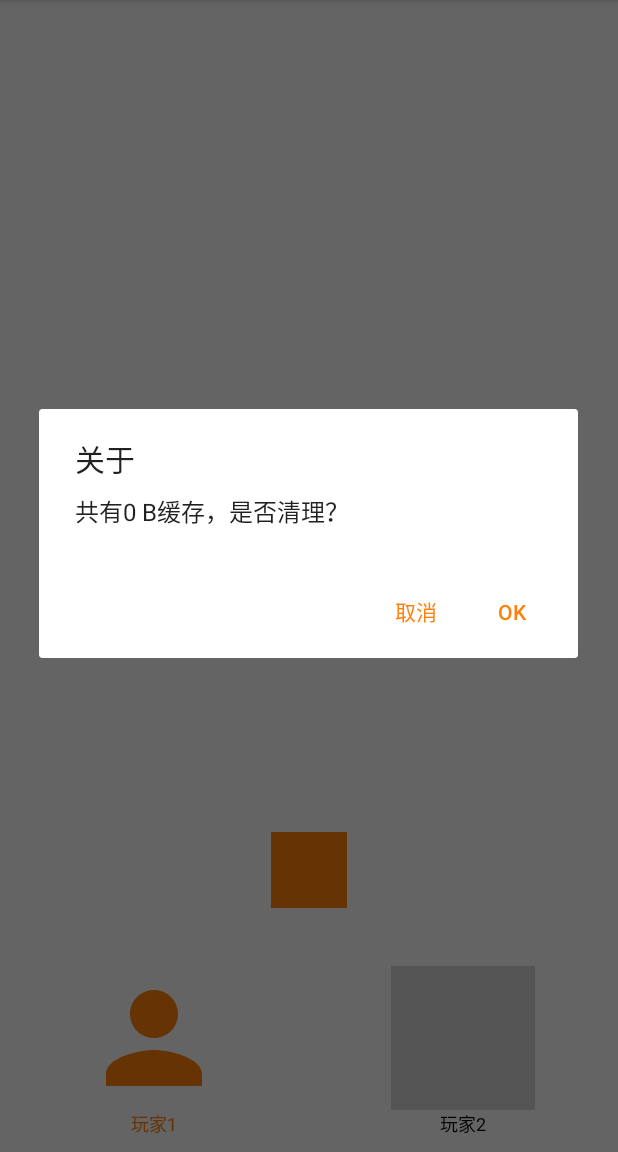
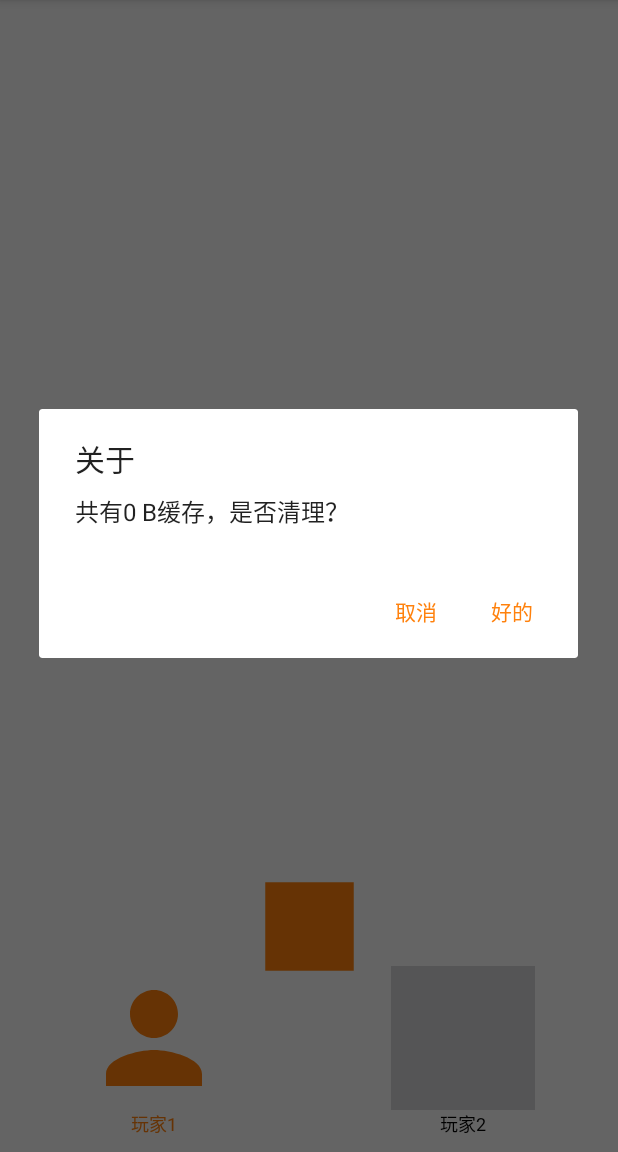
Before and after one commit to rianlu/ReversalChallenge, an Android app: the screen it shows after launch (MainActivity), in the options menu, after a tap on "清理缓存", on a phone screen of 412 x 824 dp, the part 84-1236 px from its top. Run offline under Robolectric (Android 15) with nearby library versions, the phone set to English and light mode, and no system bars; our stand-ins replace data binding; libraries missing offline, so code that uses them is left out: io.microshow.rxffmpeg.

Commit message:
添加AudioRecord的实现，改善音质

```diff
--- a/app/src/main/java/com/wzl/reversalchallenge/RecordFragment.kt
+++ b/app/src/main/java/com/wzl/reversalchallenge/RecordFragment.kt
@@ -2,7 +2,6 @@ package com.wzl.reversalchallenge
 
 
 import android.app.AlertDialog
-import android.content.DialogInterface
 import android.os.AsyncTask
 import android.os.Bundle
 import android.view.LayoutInflater
@@ -12,14 +11,18 @@ import android.widget.Toast
 import androidx.databinding.DataBindingUtil
 import androidx.fragment.app.Fragment
 import com.wzl.reversalchallenge.databinding.FragmentRecordBinding
-import com.wzl.reversalchallenge.utils.MediaUtil
+import com.wzl.reversalchallenge.utils.AudioRecordUtil
+import com.wzl.reversalchallenge.utils.IRecorder
+import com.wzl.reversalchallenge.utils.MediaPlayerUtil
+import com.wzl.reversalchallenge.utils.MediaRecorderUtil
 
 /**
  * A simple [Fragment] subclass.
  */
 class RecordFragment : Fragment(), View.OnClickListener {
 
-    private lateinit var mediaUtil: MediaUtil
+    public lateinit var recorder: IRecorder
+    public lateinit var mediaPlayer: MediaPlayerUtil
     private var isRecording: Boolean = false
     private var clickCount: Int = 0
     private var smallNum: Int = 0
@@ -62,7 +65,8 @@ class RecordFragment : Fragment(), View.OnClickListener {
 
     override fun onActivityCreated(savedInstanceState: Bundle?) {
         super.onActivityCreated(savedInstanceState)
-        mediaUtil = MediaUtil(requireActivity())
+        recorder = AudioRecordUtil(requireActivity())
+        mediaPlayer = MediaPlayerUtil()
         initView()
     }
 
@@ -72,33 +76,31 @@ class RecordFragment : Fragment(), View.OnClickListener {
             R.id.start_stop_record -> {
                 if (!isRecording) {
                     Toast.makeText(requireActivity(), R.string.image_hint_start_record, Toast.LENGTH_SHORT).show()
-                    mediaUtil.startRecord()
+                    recorder.startRecord()
                     isRecording = true
                     binding.commonView.startStopRecord.background = resources.getDrawable(R.drawable.stop_record_icon, null)
                 } else {
                     Toast.makeText(requireActivity(), R.string.image_hint_stop_record, Toast.LENGTH_SHORT).show()
-                    mediaUtil.stopRecord()
+                    recorder.stopRecord()
                     isRecording = false
                     binding.commonView.startStopRecord.background = resources.getDrawable(R.drawable.start_record_icon, null)
-                    binding.commonView.startStopRecord.visibility = View.GONE
-                    binding.commonView.playOriginVoice.visibility = View.VISIBLE
-                    binding.commonView.playReverseVoice.visibility = View.VISIBLE
-                    binding.commonView.backToRecord.visibility = View.VISIBLE
+                    showOrHideUI()
                 }
             }
             R.id.play_origin_voice -> {
-                Toast.makeText(requireActivity(), R.string.image_hint_play_origin_voice, Toast.LENGTH_SHORT).show()
-                mediaUtil.playOriginVoice()
+                if (!mediaPlayer.checkPlaying()) {
+                    Toast.makeText(requireActivity(), R.string.image_hint_play_origin_voice, Toast.LENGTH_SHORT).show()
+                    mediaPlayer.playOrigin(recorder.getOriginPath())
+                }
             }
             R.id.play_reverse_voice -> {
-                Toast.makeText(requireActivity(), R.string.image_hint_play_voice, Toast.LENGTH_SHORT).show()
-                mediaUtil.playReverseVoice()
+                if (!mediaPlayer.checkPlaying()) {
+                    Toast.makeText(requireActivity(), R.string.image_hint_play_voice, Toast.LENGTH_SHORT).show()
+                    mediaPlayer.playReverse(recorder.getReversePath())
+                }
             }
             R.id.back_to_record -> {
-                binding.commonView.startStopRecord.visibility = View.VISIBLE
-                binding.commonView.playOriginVoice.visibility = View.GONE
-                binding.commonView.playReverseVoice.visibility = View.GONE
-                binding.commonView.backToRecord.visibility = View.GONE
+                showOrHideUI()
             }
             R.id.text_hint_message -> {
                 binding.commonView.textHintMessage.text = resources.getString(R.string.text_hint_message_clicked)
@@ -147,4 +149,27 @@ class RecordFragment : Fragment(), View.OnClickListener {
         binding.commonView.textHintNum.setOnClickListener(this)
         binding.commonView.imageView.setOnClickListener(this)
     }
+
+    private fun showOrHideUI() {
+        if (binding.commonView.startStopRecord.visibility == View.VISIBLE) {
+            binding.commonView.startStopRecord.visibility = View.GONE
+        } else {
+            binding.commonView.startStopRecord.visibility = View.VISIBLE
+        }
+        if (binding.commonView.playOriginVoice.visibility == View.VISIBLE) {
+            binding.commonView.playOriginVoice.visibility = View.GONE
+        } else {
+            binding.commonView.playOriginVoice.visibility = View.VISIBLE
+        }
+        if (binding.commonView.playReverseVoice.visibility == View.VISIBLE) {
+            binding.commonView.playReverseVoice.visibility = View.GONE
+        } else {
+            binding.commonView.playReverseVoice.visibility = View.VISIBLE
+        }
+        if (binding.commonView.backToRecord.visibility == View.VISIBLE) {
+            binding.commonView.backToRecord.visibility = View.GONE
+        } else {
+            binding.commonView.backToRecord.visibility = View.VISIBLE
+        }
+    }
 }
--- /dev/null
+++ b/app/src/main/java/com/wzl/reversalchallenge/utils/AudioRecordUtil.kt
@@ -0,0 +1,139 @@
+package com.wzl.reversalchallenge.utils
+
+import android.content.Context
+import android.media.AudioFormat
+import android.media.AudioRecord
+import android.media.MediaRecorder
+import io.microshow.rxffmpeg.RxFFmpegInvoke
+import io.microshow.rxffmpeg.RxFFmpegSubscriber
+import java.io.File
+import java.io.FileNotFoundException
+import java.io.FileOutputStream
+import java.io.IOException
+import java.text.SimpleDateFormat
+import java.util.*
+
+
+/**
+ * Created by 24694
+ * on 2020/2/8 13:33
+ */
+
+/**
+ * 参考该博客 https://www.jianshu.com/p/90c4071c7768
+ */
+class AudioRecordUtil(context: Context) : IRecorder {
+
+    // 音频源：音频输入-麦克风
+    private val AUDIO_INPUT = MediaRecorder.AudioSource.MIC
+    // 采样率
+    // 44100是目前的标准，但是某些设备仍然支持22050，16000，11025
+    // 采样频率一般共分为22.05KHz、44.1KHz、48KHz三个等级
+    private val AUDIO_SAMPLE_RATE = 16000
+    // 音频通道 单声道
+    private val AUDIO_CHANNEL: Int = AudioFormat.CHANNEL_IN_MONO
+    // 音频格式：PCM编码
+    private val AUDIO_ENCODING: Int = AudioFormat.ENCODING_PCM_16BIT
+    // 缓冲区大小：缓冲区字节大小
+    private var bufferSizeInBytes = 0
+    // 录音对象
+    private var audioRecord: AudioRecord? = null
+    private var isRecording = false
+    private val path: String = context.externalCacheDir?.absolutePath + "/"
+    private lateinit var pcmPath: String
+    private lateinit var mp3Path: String
+    private lateinit var currentDate: String
+    private lateinit var originPath: String
+    private lateinit var reversePath: String
+
+    init {
+        // 获得缓冲区字节大小
+        bufferSizeInBytes = AudioRecord.getMinBufferSize(AUDIO_SAMPLE_RATE,
+                AUDIO_CHANNEL, AUDIO_ENCODING)
+        audioRecord = AudioRecord(AUDIO_INPUT, AUDIO_SAMPLE_RATE, AUDIO_CHANNEL, AUDIO_ENCODING, bufferSizeInBytes)
+    }
+
+
+    override fun startRecord() {
+        audioRecord?.startRecording()
+        isRecording = true
+        val dateFormat = SimpleDateFormat("yyyyMMddHHmmss", Locale.CHINA)
+        val date: Date = Calendar.getInstance().time
+        currentDate = dateFormat.format(date)
+        pcmPath = "$path$currentDate.pcm"
+        Thread(Runnable { writeAudioData(pcmPath) }).start()
+    }
+
+    override fun stopRecord() {
+        isRecording = false
+        audioRecord?.stop()
+        mp3Path = "$path$currentDate.mp3"
+        pcmToMp3()
+    }
+
+    override fun release() {
+        audioRecord?.release()
+    }
+
+    override fun getOriginPath() : String {
+        return originPath
+    }
+
+    override fun getReversePath() : String {
+        return reversePath
+    }
+
+    private fun writeAudioData(fileName: String) {
+        // new一个byte数组用来存一些字节数据，大小为缓冲区大小
+        val audiodata = ByteArray(bufferSizeInBytes)
+
+        var fos: FileOutputStream? = null
+        var readsize = 0
+        val file = File(fileName)
+        try {
+            fos = FileOutputStream(file) // 建立一个可存取字节的文件
+        } catch (e: FileNotFoundException) {
+            e.printStackTrace()
+        }
+        while (isRecording) {
+            readsize = audioRecord!!.read(audiodata, 0, bufferSizeInBytes)
+            if (AudioRecord.ERROR_INVALID_OPERATION != readsize) {
+                try {
+                    fos?.write(audiodata)
+                } catch (e: IOException) {
+                    e.printStackTrace()
+                }
+            }
+        }
+        try {
+            fos?.close() // 关闭写入流
+        } catch (e: IOException) {
+            e.printStackTrace()
+        }
+    }
+
+    private fun pcmToMp3() {
+        val text = "ffmpeg -y -f s16be -ac 1 -ar 16000 -acodec pcm_s16le -i $pcmPath $mp3Path"
+        val commands: Array<String> = text.split(" ").toTypedArray()
+
+        RxFFmpegInvoke.getInstance().runCommandRxJava(commands).subscribe(object : RxFFmpegSubscriber() {
+            override fun onFinish() {
+                originPath = mp3Path
+                reversePath = "$path${currentDate}_reverse.mp3"
+                MediaUtil.reverseAudio(originPath, reversePath)
+            }
+
+            override fun onProgress(progress: Int, progressTime: Long) {
+
+            }
+
+            override fun onCancel() {
+
+            }
+
+            override fun onError(message: String) {
+
+            }
+        })
+    }
+}
--- /dev/null
+++ b/app/src/main/java/com/wzl/reversalchallenge/utils/IRecorder.kt
@@ -0,0 +1,18 @@
+package com.wzl.reversalchallenge.utils
+
+/**
+ * Created by 24694
+ * on 2020/2/8 14:34
+ */
+interface IRecorder {
+
+    fun startRecord()
+
+    fun stopRecord()
+
+    fun release()
+
+    fun getOriginPath() : String
+
+    fun getReversePath() : String
+}
--- a/app/src/main/java/com/wzl/reversalchallenge/utils/MediaUtil.kt
+++ b/app/src/main/java/com/wzl/reversalchallenge/utils/MediaUtil.kt
@@ -1,134 +1,20 @@
 package com.wzl.reversalchallenge.utils
-
-import android.content.Context
-import android.media.MediaPlayer
-import android.media.MediaRecorder
-
-import java.io.IOException
-import java.text.SimpleDateFormat
-import java.util.Calendar
-import java.util.Date
-import java.util.Locale
 
 import io.microshow.rxffmpeg.RxFFmpegInvoke
 import io.microshow.rxffmpeg.RxFFmpegSubscriber
 
-public class MediaUtil(mContext: Context) {
+/**
+ * Created by 24694
+ * on 2020/2/8 16:03
+ */
+class MediaUtil {
 
-    private var recorder: MediaRecorder? = null
-    private var player: MediaPlayer? = null
-    private val path: String = mContext.externalCacheDir?.absolutePath + "/"
-    private lateinit var fileName: String
-    private lateinit var newFileName: String
-    private lateinit var currentDate: Date
-    private lateinit var dateFormat: SimpleDateFormat
-
-    // 开始录音
-    fun startRecord() {
-
-        // 以时间作为录音文件名
-        dateFormat = SimpleDateFormat("yyyyMMddHHmmss", Locale.CHINA)
-        currentDate = Calendar.getInstance().time
-        fileName = dateFormat.format(currentDate) + ".mp3"
-        recorder = MediaRecorder()
-        // 设置音频源为麦克风
-        recorder!!.setAudioSource(MediaRecorder.AudioSource.MIC)
-        // 设置媒体输出格式
-        recorder!!.setOutputFormat(MediaRecorder.OutputFormat.THREE_GPP)
-        // 设置媒体输出路径
-        recorder!!.setOutputFile(path + fileName)
-        // 设置媒体编码格式
-        recorder!!.setAudioEncoder(MediaRecorder.AudioEncoder.AMR_NB)
-        try {
-            recorder!!.prepare()
-        } catch (e: IOException) {
-            e.printStackTrace()
-        }
-        recorder!!.start()
-    }
-
-    // 停止录音
-    fun stopRecord() {
-
-        recorder!!.stop()
-        recorder!!.release()
-        recorder = null
-        // 生成倒放音频文件
-        // 为了区分源文件，添加_reverse后缀
-        newFileName = dateFormat.format(currentDate) + "_reverse.mp3"
-        reverseAudio(fileName, newFileName)
-    }
-
-    fun isPlaying() {
-        recorder
-    }
-
-    // 开始播放音频
-    fun startPlay() {
-
-        player = MediaPlayer()
-        try {
-            if (!player!!.isPlaying) {
-                player!!.setDataSource(path + newFileName)
-                player!!.prepare()
-                player!!.start()
-            }
-        } catch (e: IOException) {
-            e.printStackTrace()
-        }
-    }
-
-    fun playOriginVoice() {
-        player = MediaPlayer()
-        try {
-            if (!player!!.isPlaying) {
-                player!!.setDataSource(path + fileName)
-                player!!.prepare()
-                player!!.start()
-            }
-        } catch (e: IOException) {
-            e.printStackTrace()
-        }
-    }
-
-    fun playReverseVoice() {
-        player = MediaPlayer()
-        try {
-            if (!player!!.isPlaying) {
-                player!!.setDataSource(path + newFileName)
-                player!!.prepare()
-                player!!.start()
-            }
-        } catch (e: IOException) {
-            e.printStackTrace()
-        }
-    }
-
-    // 停止播放
-    fun stopPlay() {
-        player?.stop()
-        player?.release()
-        player = null
-    }
-
-    // 释放资源，可在onStop()中调用
-    fun closeAll() {
-        if (recorder != null) {
-            recorder!!.release()
-            recorder = null
-        }
-        if (player != null) {
-            player!!.release()
-            player = null
-        }
-    }
-
+    companion object {
         // 音频反转
-    private fun reverseAudio(fileName: String?, newFileName: String?) {
+        fun reverseAudio(originPath: String?, reversePath: String?) {
             // 这里拼接要注意空格
-        val text = "ffmpeg -i $path$fileName -vf reverse -af areverse -preset superfast $path$newFileName"
+            val text = "ffmpeg -i $originPath -vf reverse -af areverse -preset superfast $reversePath"
             val commands: Array<String> = text.split(" ").toTypedArray()
-
             RxFFmpegInvoke.getInstance().runCommandRxJava(commands).subscribe(object : RxFFmpegSubscriber() {
                 override fun onFinish() {
 
@@ -148,3 +34,4 @@ public class MediaUtil(mContext: Context) {
             })
         }
     }
+}
--- a/app/src/main/res/layout/comon_record_play_item.xml
+++ b/app/src/main/res/layout/comon_record_play_item.xml
@@ -17,78 +17,82 @@
             android:layout_width="wrap_content"
             android:layout_height="wrap_content"
             android:orientation="horizontal"
-            app:layout_constraintGuide_percent="0.5" />
+            app:layout_constraintGuide_percent="0.7" />
 
         <ImageButton
             android:id="@+id/start_stop_record"
             android:layout_width="0dp"
             android:layout_height="0dp"
-            android:layout_marginStart="32dp"
-            android:layout_marginEnd="32dp"
+            android:layout_marginStart="16dp"
+            android:layout_marginTop="16dp"
+            android:layout_marginEnd="16dp"
+            android:layout_marginBottom="16dp"
             android:background="@drawable/start_record_icon"
-            app:layout_constraintBottom_toBottomOf="parent"
+            android:contentDescription="@string/image_hint_start_record"
+            android:visibility="visible"
+            app:layout_constraintBottom_toTopOf="@+id/guideline4"
             app:layout_constraintDimensionRatio="1:1"
-            app:layout_constraintEnd_toStartOf="@+id/guideline3"
-            app:layout_constraintStart_toStartOf="@+id/guideline2"
-            app:layout_constraintTop_toTopOf="@+id/guideline"
-            android:contentDescription="@string/image_hint_start_record" />
+            app:layout_constraintEnd_toStartOf="@+id/guideline7"
+            app:layout_constraintStart_toStartOf="@+id/guideline6"
+            app:layout_constraintTop_toTopOf="@+id/guideline" />
 
         <androidx.constraintlayout.widget.Guideline
             android:id="@+id/guideline2"
             android:layout_width="wrap_content"
             android:layout_height="wrap_content"
             android:orientation="vertical"
-            app:layout_constraintGuide_percent="0.3" />
+            app:layout_constraintGuide_percent="0.25" />
 
         <androidx.constraintlayout.widget.Guideline
             android:id="@+id/guideline3"
             android:layout_width="wrap_content"
             android:layout_height="wrap_content"
             android:orientation="vertical"
-            app:layout_constraintGuide_percent="0.7" />
+            app:layout_constraintGuide_percent="0.75" />
 
         <ImageButton
             android:id="@+id/back_to_record"
             android:layout_width="0dp"
             android:layout_height="0dp"
-            android:layout_marginStart="32dp"
-            android:layout_marginEnd="32dp"
+            android:layout_marginStart="24dp"
+            android:layout_marginEnd="24dp"
             android:background="@drawable/back_to_record_icon"
 
+            android:contentDescription="@string/image_hint_back"
             android:visibility="gone"
             app:layout_constraintBottom_toTopOf="@+id/guideline4"
             app:layout_constraintDimensionRatio="1:1"
             app:layout_constraintEnd_toEndOf="parent"
             app:layout_constraintStart_toStartOf="@+id/guideline3"
             app:layout_constraintTop_toTopOf="@+id/guideline"
-            app:layout_constraintVertical_bias="1.0"
-            android:contentDescription="@string/image_hint_back" />
+            app:layout_constraintVertical_bias="0.5" />
 
         <ImageButton
             android:id="@+id/play_reverse_voice"
             android:layout_width="0dp"
             android:layout_height="0dp"
             android:layout_marginStart="32dp"
+
             android:layout_marginEnd="32dp"
             android:background="@drawable/start_play_icon"
-
+            android:contentDescription="@string/image_hint_play_voice"
             android:visibility="gone"
             app:layout_constraintBottom_toTopOf="@+id/guideline4"
             app:layout_constraintDimensionRatio="1:1"
-            app:layout_constraintEnd_toStartOf="@+id/guideline3"
-            app:layout_constraintStart_toStartOf="@+id/guideline2"
+            app:layout_constraintEnd_toStartOf="@+id/guideline7"
+            app:layout_constraintStart_toStartOf="@+id/guideline6"
             app:layout_constraintTop_toTopOf="@+id/guideline"
-            app:layout_constraintVertical_bias="1.0"
-            android:contentDescription="@string/image_hint_play_voice" />
+            app:layout_constraintVertical_bias="0.5" />
 
         <ImageButton
             android:id="@+id/play_origin_voice"
             android:layout_width="0dp"
             android:layout_height="0dp"
-            android:layout_marginStart="32dp"
-            android:layout_marginEnd="32dp"
+            android:layout_marginStart="24dp"
+            android:layout_marginEnd="24dp"
             android:background="@drawable/play_origin_icon"
 
+            android:contentDescription="@string/image_hint_play_origin_voice"
             android:visibility="gone"
             app:layout_constraintBottom_toTopOf="@+id/guideline4"
             app:layout_constraintDimensionRatio="1:1"
@@ -96,15 +100,14 @@
             app:layout_constraintHorizontal_bias="0.0"
             app:layout_constraintStart_toStartOf="parent"
             app:layout_constraintTop_toTopOf="@+id/guideline"
-            app:layout_constraintVertical_bias="1.0"
-            android:contentDescription="@string/image_hint_play_origin_voice" />
+            app:layout_constraintVertical_bias="0.5" />
 
         <androidx.constraintlayout.widget.Guideline
             android:id="@+id/guideline4"
             android:layout_width="wrap_content"
             android:layout_height="wrap_content"
             android:orientation="horizontal"
-            app:layout_constraintGuide_percent="0.85" />
+            app:layout_constraintGuide_percent="0.9" />
 
         <TextView
             android:id="@+id/text_hint_message"
@@ -152,5 +155,19 @@
             app:layout_constraintStart_toStartOf="@+id/guideline2"
             app:layout_constraintTop_toTopOf="parent"
             app:srcCompat="@drawable/you_cant_image" />
+
+        <androidx.constraintlayout.widget.Guideline
+            android:id="@+id/guideline6"
+            android:layout_width="wrap_content"
+            android:layout_height="wrap_content"
+            android:orientation="vertical"
+            app:layout_constraintGuide_percent="0.3" />
+
+        <androidx.constraintlayout.widget.Guideline
+            android:id="@+id/guideline7"
+            android:layout_width="wrap_content"
+            android:layout_height="wrap_content"
+            android:orientation="vertical"
+            app:layout_constraintGuide_percent="0.7" />
     </androidx.constraintlayout.widget.ConstraintLayout>
 </layout>
--- a/app/src/main/res/layout/fragment_record.xml
+++ b/app/src/main/res/layout/fragment_record.xml
@@ -11,6 +11,7 @@
     </data>
 
     <FrameLayout
+        android:id="@+id/recordFragmnet"
         android:layout_width="match_parent"
         android:layout_height="match_parent">
 
--- a/app/src/main/res/layout/fragment_repeat.xml
+++ b/app/src/main/res/layout/fragment_repeat.xml
@@ -10,6 +10,7 @@
     </data>
 
     <FrameLayout
+        android:id="@+id/repeatFragment"
         android:layout_width="match_parent"
         android:layout_height="match_parent">
 
--- a/app/src/main/res/values/strings.xml
+++ b/app/src/main/res/values/strings.xml
@@ -2,7 +2,7 @@
     <string name="app_name">倒放挑战</string>
     <string name="app_about">关于</string>
     <string name="dialog_cancel">取消</string>
-    <string name="dialog_ok">OK</string>
+    <string name="dialog_ok">好的</string>
     <string name="dialog_donate">捐赠</string>
     <string name="dialog_message" translatable="false">最近看了很多的倒放挑战，萌生了这个想法，祝你使用愉快。</string>
     <string name="image_hint_play_origin_voice">开始播放原音</string>
```
Also changed, not shown: app/build.gradle (+4 -4 lines), app/src/main/java/com/wzl/reversalchallenge/MainActivity.kt (+7 -10 lines), app/src/main/java/com/wzl/reversalchallenge/RepeatFragment.kt (+46 -20 lines), app/src/main/java/com/wzl/reversalchallenge/utils/MediaPlayerUtil.kt (added, +47 -0 lines), app/src/main/java/com/wzl/reversalchallenge/utils/MediaRecorderUtil.kt (added, +77 -0 lines). Lines whose indentation alone changed are shown as unchanged.
